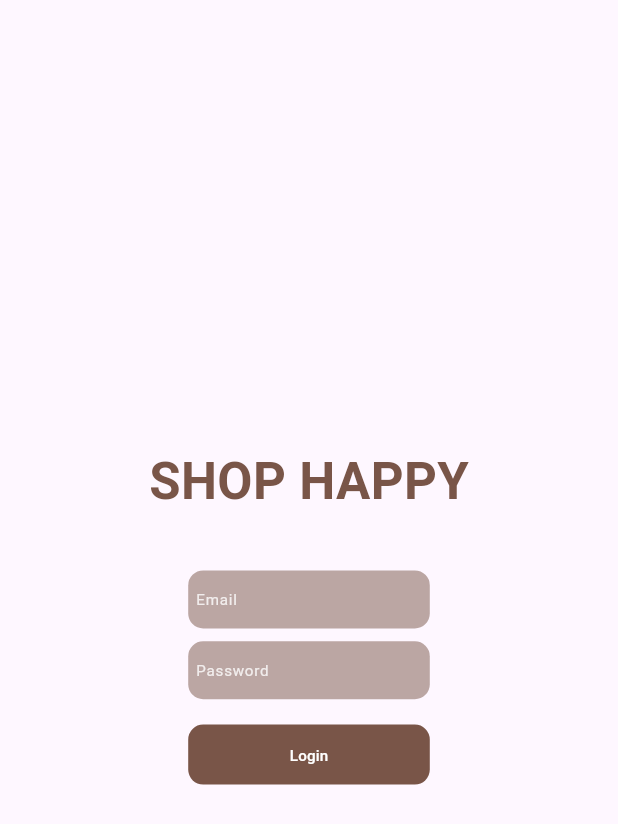
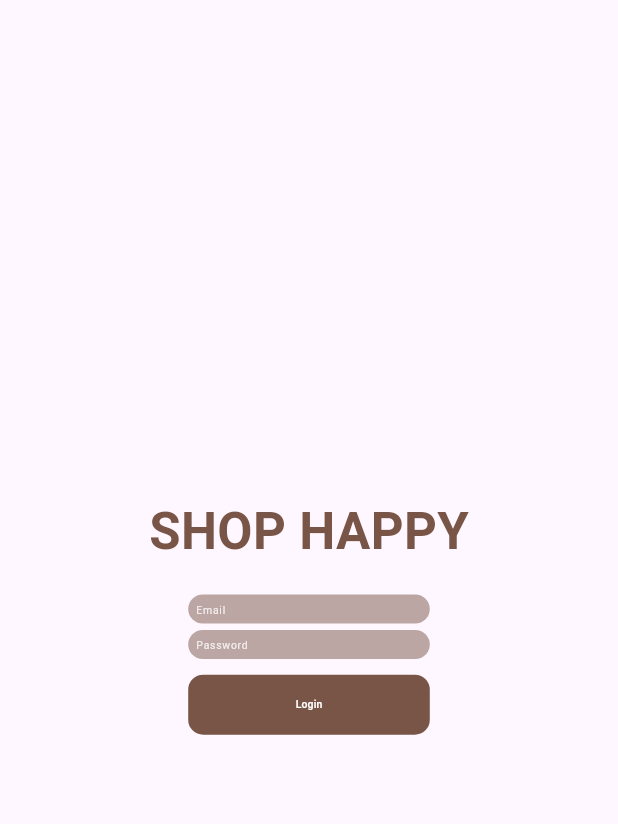
Before and after one commit to ahmedjihad2024/responsive_ui, a Flutter app: the screen it shows after launch, on a phone screen of 412 x 824 dp. Shown: the top 824 px of the screen. Run offline on Flutter 3.47's test engine with Material 3 defaults, Android fonts, the phone set to English and light mode, and no system bars.

Commit message:
ADD LayoutBuilder

```diff
--- a/lib/responsive_ui.dart
+++ b/lib/responsive_ui.dart
@@ -92,11 +92,14 @@ class _ResponsiveLayoutState extends State<ResponsiveLayout> {
     TargetPlatform platform = Theme
         .of(context)
         .platform;
+    return LayoutBuilder(
+      builder: (context, constraints) {
         return OrientationBuilder(builder: (context, orientation) {
-      var size =
-          WidgetsBinding.instance.platformDispatcher.views.first.physicalSize /
-              WidgetsBinding
-                  .instance.platformDispatcher.views.first.devicePixelRatio;
+          Size size = Size(constraints.maxWidth, constraints.maxWidth);
+          // var size =
+          //     WidgetsBinding.instance.platformDispatcher.views.first.physicalSize /
+          //         WidgetsBinding
+          //             .instance.platformDispatcher.views.first.devicePixelRatio;
           // final Orientation orientation = size.width > size.height ? Orientation.landscape : Orientation.portrait;
 
           final isMobile =
@@ -162,6 +165,8 @@ class _ResponsiveLayoutState extends State<ResponsiveLayout> {
             return widget;
           }
         });
+      }
+    );
   }
 
   DEVICE_SIZE_TYPE _deviceType(
--- a/pubspec.yaml
+++ b/pubspec.yaml
@@ -12,13 +12,13 @@ dependencies:
     sdk: flutter
   flutter_web_plugins:
     sdk: flutter
-  web: ^0.5.1
+  web:
   plugin_platform_interface: ^2.0.2
 
 dev_dependencies:
   flutter_test:
     sdk: flutter
-  flutter_lints: ^3.0.0
+  flutter_lints: ^5.0.0
 
 # For information on the generic Dart part of this file, see the
 # following page: https://dart.dev/tools/pub/pubspec
```
Also changed, not shown: example/pubspec.lock, 1 other file. Lines whose indentation alone changed are shown as unchanged.
